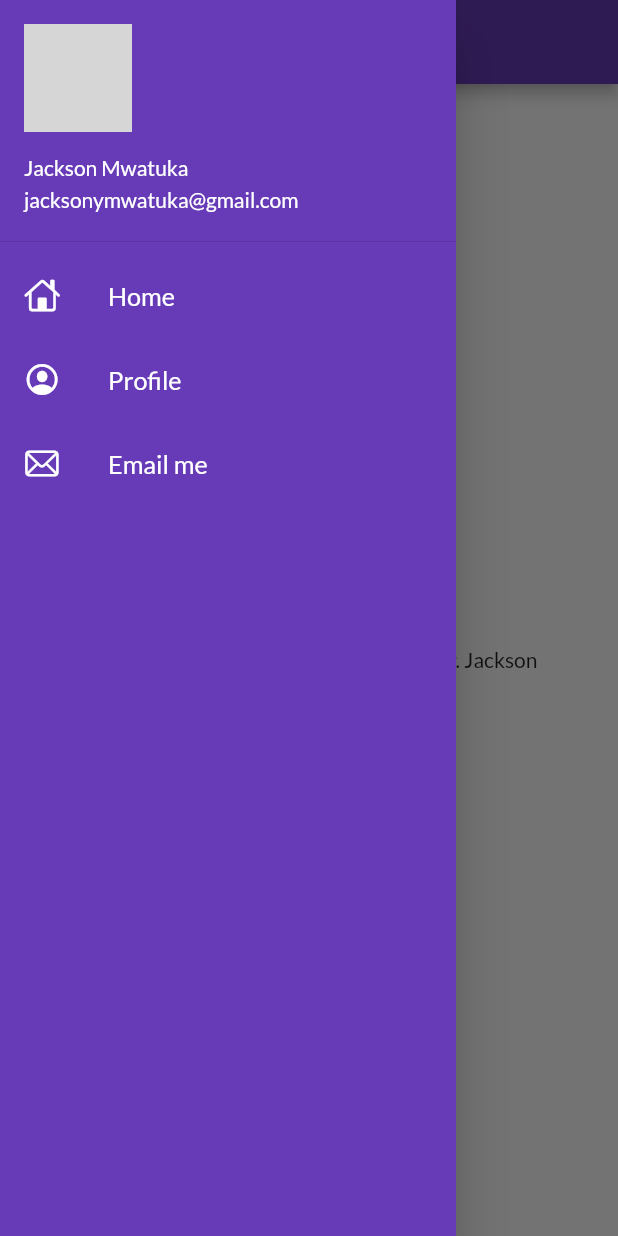
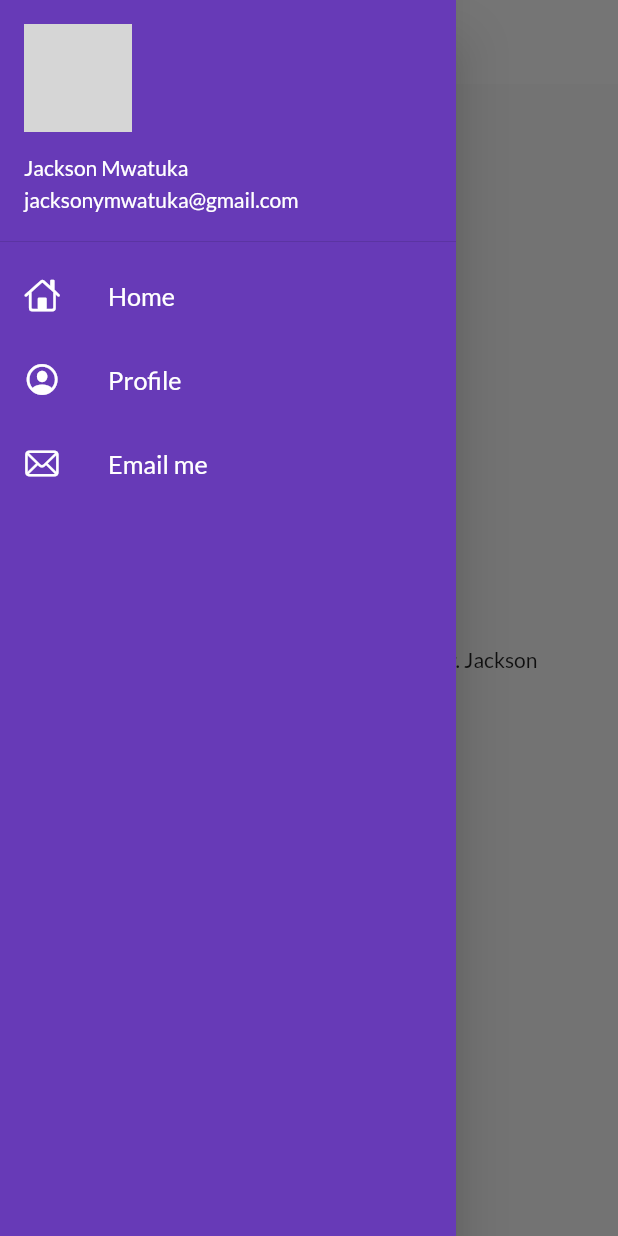
Before and after one commit to 7jackson07/30DaysOfFlutter, a Flutter app: the screen it shows after launch, with the side drawer open, on a phone screen of 412 x 824 dp. Run offline on Flutter 3.47's test engine with Material 2 defaults, Android fonts, the phone set to English and light mode, and no system bars; our stand-ins replace google_fonts; network calls fail; grey boxes are pictures that could not be loaded.

Commit message:
themes extracted

```diff
--- a/lib/main.dart
+++ b/lib/main.dart
@@ -2,7 +2,7 @@ import 'package:flutter/material.dart';
 import 'package:flutter_catalog/pages/home_page.dart';
 import 'package:flutter_catalog/pages/login_page.dart';
 import 'package:flutter_catalog/utils/routes.dart';
-import 'package:google_fonts/google_fonts.dart';
+import 'package:flutter_catalog/widgets/themes.dart';
 
 void main() {
   runApp(MyApp());
@@ -13,14 +13,9 @@ class MyApp extends StatelessWidget {
   Widget build(BuildContext context) {
     return MaterialApp(
       themeMode: ThemeMode.light,
-      theme: ThemeData(
-        primarySwatch: Colors.deepPurple,
-        fontFamily: GoogleFonts.lato().fontFamily,
-      ),
+      theme: MyTheme.lightTheme(context),
+      darkTheme: MyTheme.darkTheme(context),
       debugShowCheckedModeBanner: false,
-      darkTheme: ThemeData(
-        brightness: Brightness.dark,
-      ),
       initialRoute: MyRoutes.homeRoute,
       routes: {
         "/": (context) => LoginPage(),
--- a/lib/widgets/drawer.dart
+++ b/lib/widgets/drawer.dart
@@ -5,7 +5,7 @@ class MyDrawer extends StatelessWidget {
   @override
   Widget build(BuildContext context) {
     final imageUrl =
-        "https://media.beliefnet.com/~/media/photos-with-attribution/entertainment/movies/jack-sparrow_credit-walt-disney-studios.jpg?as=1&extension=webp";
+        "https://th.bing.com/th/id/R.ed650ec228d7aaf62b87ab84aa1fc693?rik=kt%2fM9gK08Z0m%2bA&pid=ImgRaw&r=0";
     return Drawer(
       child: Container(
         color: Colors.deepPurple,
--- /dev/null
+++ b/lib/widgets/themes.dart
@@ -0,0 +1,18 @@
+import 'package:flutter/material.dart';
+import 'package:google_fonts/google_fonts.dart';
+
+class MyTheme {
+  static ThemeData lightTheme(BuildContext context) => ThemeData(
+        appBarTheme: AppBarTheme(
+            color: Colors.white,
+            elevation: 0.0,
+            iconTheme: IconThemeData(color: Colors.black),
+            textTheme: Theme.of(context).textTheme),
+        primarySwatch: Colors.deepPurple,
+        fontFamily: GoogleFonts.lato().fontFamily,
+      );
+
+  static ThemeData darkTheme(BuildContext context) => ThemeData(
+        brightness: Brightness.dark,
+      );
+}
```
